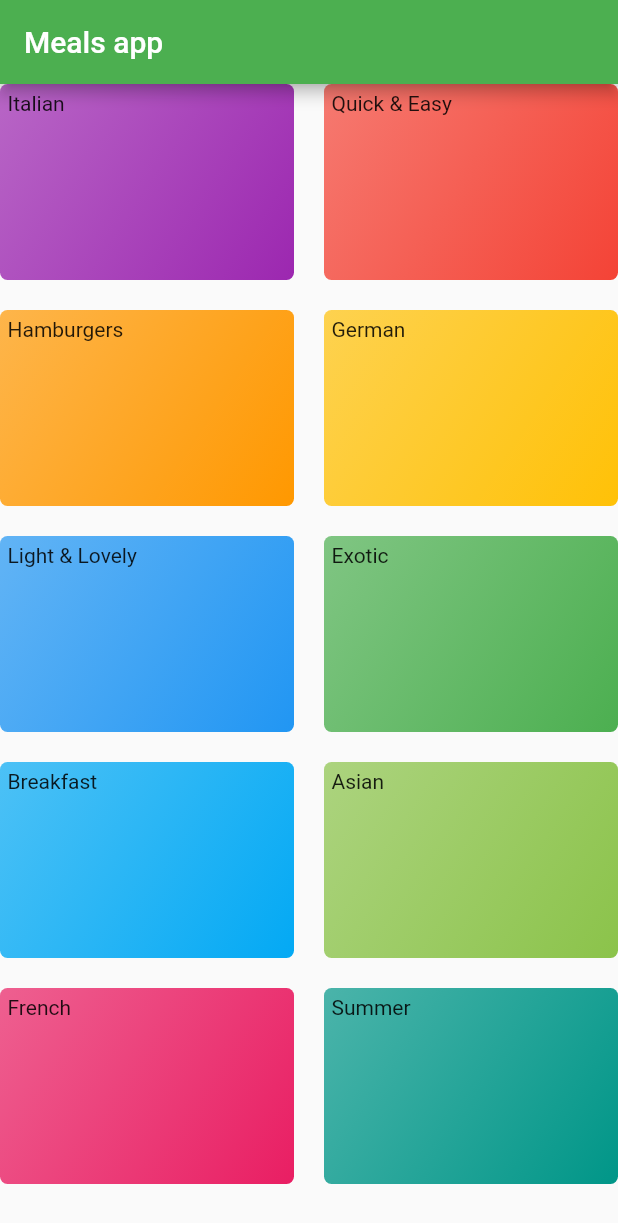
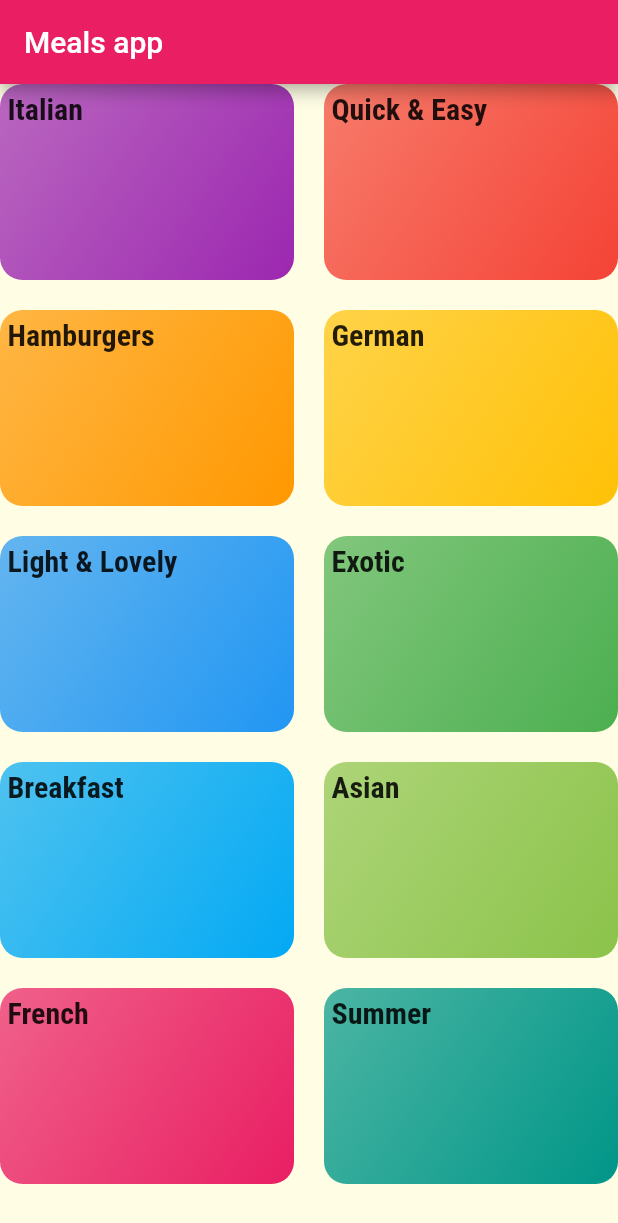
Before and after one commit to tarekmabdallah91/meals, a Flutter app: the screen it shows after launch, on a phone screen of 412 x 824 dp. Shown: the top 1223 px of the screen. Run offline on Flutter 3.47's test engine with Material 2 defaults, Android fonts, the phone set to English and light mode, and no system bars.

Commit message:
- add themes and fonts

```diff
--- a/lib/category_item.dart
+++ b/lib/category_item.dart
@@ -10,9 +10,12 @@ class CategoryItem extends StatelessWidget {
   Widget build(BuildContext context) {
     return Container(
       padding: const EdgeInsets.all(5),
-      child: Text(title),
+      child: Text(
+        title,
+        style: Theme.of(context).textTheme.subtitle1,
+      ),
       decoration: BoxDecoration(
-          borderRadius: BorderRadius.circular(5),
+          borderRadius: BorderRadius.circular(15),
           gradient: LinearGradient(
             colors: [color.withOpacity(0.7), color],
             begin: Alignment.topLeft,
--- a/lib/main.dart
+++ b/lib/main.dart
@@ -9,7 +9,22 @@ class MyApp extends StatelessWidget {
     return MaterialApp(
       title: 'Meals app',
       theme: ThemeData(
-        primarySwatch: Colors.green,
+        colorScheme: ColorScheme.fromSwatch(primarySwatch: Colors.pink)
+            .copyWith(secondary: Colors.amber),
+        canvasColor: Color.fromRGBO(255, 254, 229, 1),
+        fontFamily: 'Raleway',
+        textTheme: ThemeData.light().textTheme.copyWith(
+            bodyText1: TextStyle(
+              color: Color.fromRGBO(20, 51, 51, 1),
+            ),
+            bodyText2: TextStyle(
+              color: Color.fromRGBO(20, 51, 51, 1),
+            ),
+            subtitle1: TextStyle(
+              fontSize: 20,
+              fontFamily: 'RobotoCondensed',
+              fontWeight: FontWeight.bold,
+            )),
       ),
       home: CategorriesScreen(),
     );
```
Also changed, not shown: pubspec.yaml (+27 -12 lines).
